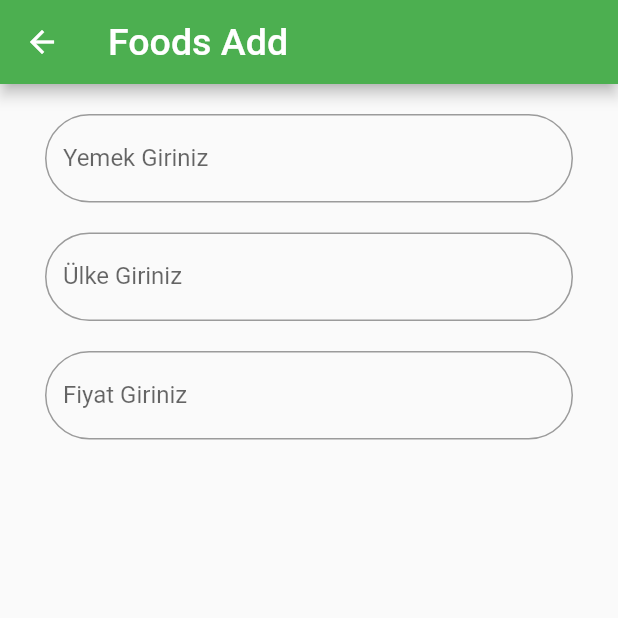
After one commit to Yusufihsangorgel/YemekTicaretUygulamam, a Flutter app: the screen it shows after launch, after a tap on the "add" icon, on a phone screen of 412 x 824 dp, the top half of it. The commit adds this screen. Run offline on Flutter 3.47's test engine with Material 2 defaults, Android fonts, the phone set to English and light mode, and no system bars.

Commit message:
güncelleme

```diff
--- /dev/null
+++ b/lib/foodadd.dart
@@ -0,0 +1,101 @@
+import 'package:flutter/material.dart';
+import 'package:food/models/food_model.dart';
+import 'package:food/main.dart';
+
+class FoodAdd extends StatefulWidget {
+  const FoodAdd({Key? key}) : super(key: key);
+
+  @override
+  State<FoodAdd> createState() => _FoodAddState();
+}
+
+class _FoodAddState extends State<FoodAdd> {
+  late List<Food> _foodList;
+
+  void initState() {
+    super.initState();
+    _foodList = [
+      Food("İskender", "Turkish", "Porsiyon 25₺,Duble 45₺"),
+      Food("Sushi", "Korean", "Porsiyon 20₺"),
+      Food("Pizza", "Italy", "Büyük Boy 45₺,Orta Boy 25₺"),
+      Food("Paella", "Espanol", "Porsiyon 30₺"),
+      Food("Burrito", "Mexico", "Porsiyon 25₺"),
+    ];
+  }
+
+  @override
+  Widget build(BuildContext context) {
+    return Scaffold(
+      appBar: AppBar(
+        backgroundColor: Colors.green,
+        title: Text(
+          "Foods Add",
+          style: TextStyle(fontSize: 25),
+        ),
+      ),
+      body: Column(
+        children: [
+          SizedBox(
+            height: 20,
+          ),
+          Padding(
+            padding: const EdgeInsets.symmetric(horizontal: 30),
+            child: TextFormField(
+                decoration: InputDecoration(
+                  labelText: "Yemek Giriniz",
+                  border: OutlineInputBorder(
+                    borderRadius: BorderRadius.all(
+                      Radius.circular(30),
+                    ),
+                  ),
+                ),
+                onChanged: (String? value) {
+                  setState(() {
+                    _foodList.add(Food(value, null, null));
+                    print("eklendi");
+                  });
+                }),
+          ),
+          SizedBox(height: 20),
+          Padding(
+            padding: const EdgeInsets.symmetric(horizontal: 30),
+            child: TextFormField(
+                decoration: InputDecoration(
+                  labelText: "Ülke Giriniz",
+                  border: OutlineInputBorder(
+                    borderRadius: BorderRadius.all(
+                      Radius.circular(30),
+                    ),
+                  ),
+                ),
+                onChanged: (String? value) {
+                  setState(() {
+                    _foodList.add(Food(null, value, null));
+                    print("eklendi");
+                  });
+                }),
+          ),
+          SizedBox(height: 20),
+          Padding(
+            padding: const EdgeInsets.symmetric(horizontal: 30),
+            child: TextFormField(
+                decoration: InputDecoration(
+                  labelText: "Fiyat Giriniz",
+                  border: OutlineInputBorder(
+                    borderRadius: BorderRadius.all(
+                      Radius.circular(30),
+                    ),
+                  ),
+                ),
+                onChanged: (String? value) {
+                  setState(() {
+                    _foodList.add(Food(null, null, value));
+                    print("eklendi");
+                  });
+                }),
+          ),
+        ],
+      ),
+    );
+  }
+}
--- a/lib/main.dart
+++ b/lib/main.dart
@@ -1,5 +1,7 @@
 import 'package:flutter/material.dart';
+import 'package:food/foodadd.dart';
 import 'package:food/models/food_model.dart';
+import 'package:food/sepet.dart';
 
 void main() {
   runApp(const MyApp());
@@ -27,11 +29,11 @@ class _FoodState extends State<Foods> {
   void initState() {
     super.initState();
     _foodList = [
-      Food("İskender", "Turkish", "porsiyon 25₺"),
+      Food("İskender", "Turkish", "Porsiyon 25₺,Duble 45₺"),
       Food("Sushi", "Korean", "Porsiyon 20₺"),
-      Food("Pizza", "Italy", "Tam 45₺"),
+      Food("Pizza", "Italy", "Büyük Boy 45₺,Orta Boy 25₺"),
       Food("Paella", "Espanol", "Porsiyon 30₺"),
-      Food("Burrito", "Mexico", "Tam 25₺"),
+      Food("Burrito", "Mexico", "Porsiyon 25₺"),
     ];
   }
 
@@ -42,8 +44,24 @@ class _FoodState extends State<Foods> {
         backgroundColor: Colors.green,
         title: Text(
           "Foods",
-          style: Theme.of(context).textTheme.headline5,
+          style: TextStyle(fontSize: 25),
         ),
+        actions: <Widget>[
+          IconButton(
+            icon: Icon(
+              Icons.shopping_basket,
+              color: Colors.white,
+            ),
+            onPressed: () {
+              Navigator.push(
+                context,
+                MaterialPageRoute(
+                  builder: (context) => Sepet(),
+                ),
+              );
+            },
+          )
+        ],
       ),
       body: Card(
           child: ListView.builder(
@@ -61,18 +79,58 @@ class _FoodState extends State<Foods> {
                     trailing:
                         Icon(Icons.arrow_drop_down_circle, color: Colors.green),
                     children: <Widget>[
-                      ListTile(title: Text(_foodList[index].price)),
+                      ListTile(
+                        focusColor: Colors.green,
+                        subtitle: Column(
+                          children: <Widget>[
+                            Text(
+                              _foodList[index].price,
+                              style: TextStyle(fontWeight: FontWeight.bold),
+                            ),
+                            FlatButton(
+                                color: Colors.green,
+                                child: Text('Sepete Ekle'),
+                                onPressed: () {
+                                  final snackBar = SnackBar(
+                                    backgroundColor: Colors.green,
+                                    content: const Text(
+                                      "Sepete Eklendi!",
+                                      style: TextStyle(
+                                          color: Colors.white,
+                                          fontWeight: FontWeight.bold),
+                                    ),
+                                    action: SnackBarAction(
+                                      textColor: Colors.white,
+                                      label: 'Geri',
+                                      onPressed: () {
+                                        // Some code to undo the change.
+                                      },
+                                    ),
+                                  );
+                                  ScaffoldMessenger.of(context)
+                                      .showSnackBar(snackBar);
+                                })
+                          ],
+                        ),
+                      ),
                     ],
                   ),
                 );
               })),
       floatingActionButton: FloatingActionButton(
+        child: Icon(
+          Icons.add,
+          size: 30,
+        ),
         backgroundColor: Colors.green,
         focusColor: Colors.greenAccent,
         onPressed: () {
-          setState(() {
-            _foodList.add(Food("Yaprak Sarma", "Turkish", "porsiyon 50₺"));
-          });
+          Navigator.push(
+            context,
+            MaterialPageRoute(
+              builder: (context) => FoodAdd(),
+            ),
+          );
         },
       ),
     );
```
Also changed, not shown: lib/sepet.dart (added, +15 -0 lines), lib/widgets.dart (added).
